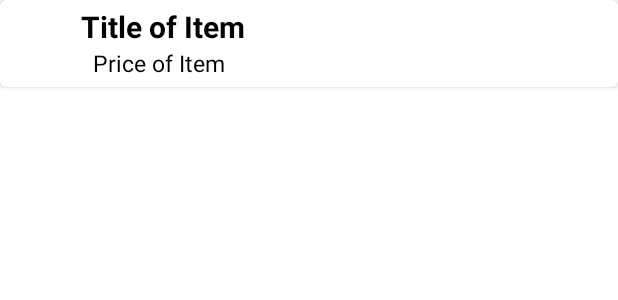
After one commit to SudhaAmarnath/CMPE295SpartansMastersProject, an Android app: the layout layout_search_list.xml on its own in the app's theme, with its tools: preview values and no code run, on a phone screen of 412 x 824 dp. The commit adds this screen. Shown: the top 300 px of the screen. Run offline under Robolectric (Android 15) with nearby library versions, the phone set to English and light mode, and no system bars; Roboto replaces fonts that are not available here.

Commit message:
Search View for Ebay Items

```diff
--- a/GrabOn/app/build.gradle
+++ b/GrabOn/app/build.gradle
@@ -69,4 +69,7 @@ dependencies {
     // GrabOn Chatbot
     implementation 'io.kommunicate.sdk:kommunicateui:1.9.6'
     implementation 'com.android.support:design:28.0.0'
+
+    //Image download
+    implementation 'com.squareup.picasso:picasso:2.71828'
 }
--- a/GrabOn/app/src/main/java/com/spartans/grabon/MainActivity.java
+++ b/GrabOn/app/src/main/java/com/spartans/grabon/MainActivity.java
@@ -58,7 +58,10 @@ public class MainActivity extends AppCompatActivity {
     public static final String TAG = "TAG";
     private Toolbar toolbar;
     private RecyclerView recyclerViewItems;
+//    private RecyclerView.adapter
+    private RecyclerView.LayoutManager mLayoutManager;
     private FirebaseFirestore db;
+
     private ArrayList<Item> itemsList = new ArrayList<>();
     private ItemAdapter itemAdapter;
     ArrayAdapter<String> adapter;
--- /dev/null
+++ b/GrabOn/app/src/main/res/layout/layout_search_list.xml
@@ -0,0 +1,45 @@
+<?xml version="1.0" encoding="utf-8"?>
+<androidx.cardview.widget.CardView xmlns:android="http://schemas.android.com/apk/res/android"
+    android:layout_width="match_parent"
+    android:layout_height="wrap_content"
+    xmlns:app="http://schemas.android.com/apk/res-auto"
+    app:cardCornerRadius="4dp">
+
+    <RelativeLayout
+        android:layout_width="match_parent"
+        android:layout_height="match_parent"
+        android:layout_margin="4dp">
+
+        <ImageView
+            android:layout_width="50dp"
+            android:layout_height="50dp"
+            android:padding="2dp"
+            android:id="@+id/imageView"/>
+
+        <TextView
+            android:layout_width="wrap_content"
+            android:layout_height="wrap_content"
+            android:text="Title of Item"
+            android:textSize="20sp"
+            android:textStyle="bold"
+            android:textColor="@color/black"
+            android:layout_alignParentTop="true"
+            android:layout_toEndOf="@id/imageView"
+            android:id="@+id/titleView"/>
+
+        <TextView
+            android:id="@+id/priceView"
+            android:layout_width="wrap_content"
+            android:layout_height="wrap_content"
+            android:text="Price of Item"
+            android:textSize="15sp"
+            android:textStyle="normal"
+            android:textColor="@color/black"
+            android:layout_below="@+id/titleView"
+            android:layout_toEndOf="@id/imageView"
+            android:layout_marginStart="8dp"/>
+
+
+    </RelativeLayout>
+
+</androidx.cardview.widget.CardView>
```
Also changed, not shown: GrabOn/app/src/main/java/com/spartans/grabon/adapters/SearchAdapter.java (added, +62 -0 lines), GrabOn/app/src/main/java/com/spartans/grabon/services/EbayFetchData.java (added, +101 -0 lines).
